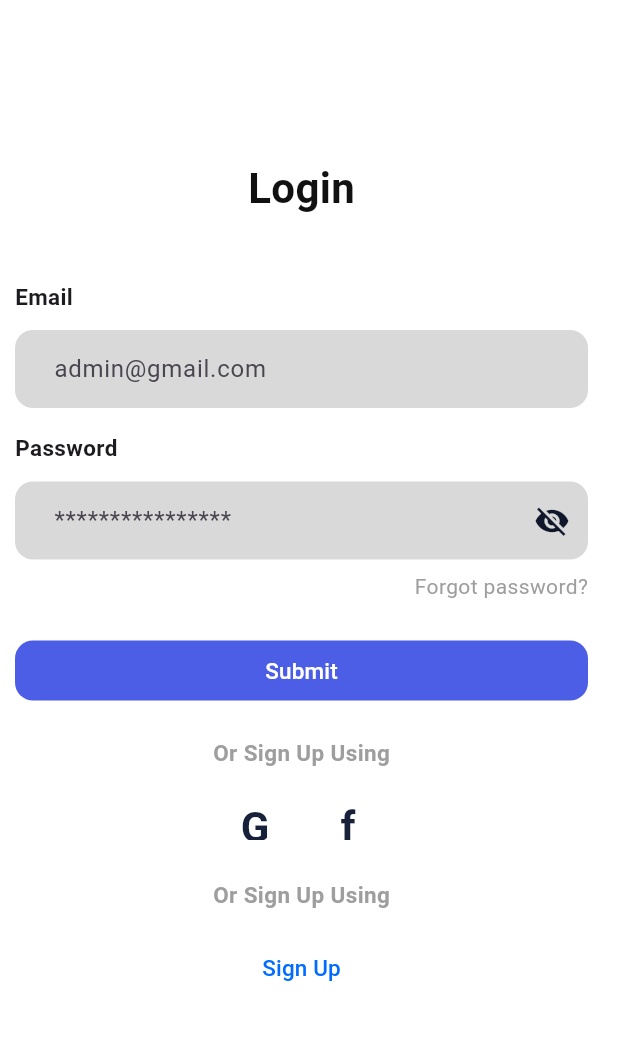
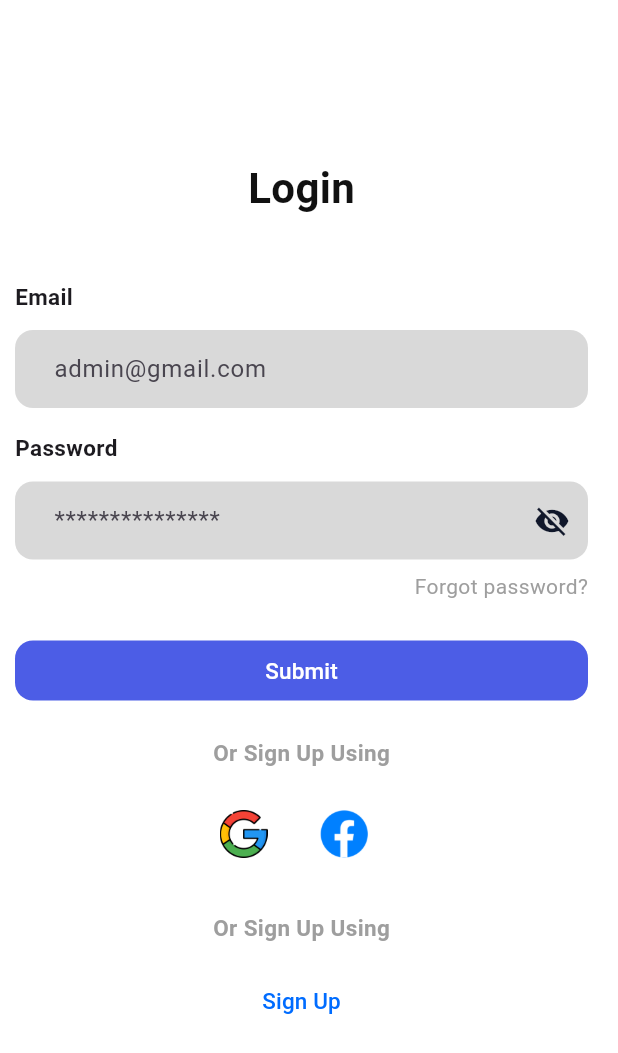
Before and after one commit to LutfiFauzan23/Edu_PathAI, a Flutter app: the screen it shows after launch, on a phone screen of 412 x 824 dp. Shown: the top 1053 px of the screen. Run offline on Flutter 3.47's test engine with Material 3 defaults, Android fonts, the phone set to English and light mode, and no system bars.

Commit message:
ganti logo

```diff
--- a/lib/main.dart
+++ b/lib/main.dart
@@ -91,7 +91,7 @@ class LoginPage extends StatelessWidget {
               TextField(
                 obscureText: true,
                 decoration: InputDecoration(
-                  hintText: "****************",
+                  hintText: "***************",
                   filled: true,
                   fillColor: const Color(0xFFD9D9D9),
                   suffixIcon: const Icon(
@@ -159,12 +159,32 @@ class LoginPage extends StatelessWidget {
 
               const SizedBox(height: 18),
 
-              const Row(
+              Row(
                 mainAxisAlignment: MainAxisAlignment.center,
                 children: [
-                  SocialIcon(text: "G"),
-                  SizedBox(width: 32),
-                  SocialIcon(text: "f"),
+                  InkWell(
+                    onTap: () {
+                      print("Google");
+                    },
+                    child: Image.asset(
+                      "assets/images/google.png",
+                      width: 32,
+                      height: 32,
+                    ),
+                  ),
+
+                  const SizedBox(width: 25),
+
+                  InkWell(
+                    onTap: () {
+                      print("Facebook");
+                    },
+                    child: Image.asset(
+                      "assets/images/facebook.png",
+                      width: 52,
+                      height: 52,
+                    ),
+                  )
                 ],
               ),
 
--- a/pubspec.yaml
+++ b/pubspec.yaml
@@ -58,9 +58,9 @@ flutter:
   uses-material-design: true
 
   # To add assets to your application, add an assets section, like this:
-  # assets:
-  #   - images/a_dot_burr.jpeg
-  #   - images/a_dot_ham.jpeg
+  assets:
+    - assets/images/google.png
+    - assets/images/facebook.png
 
   # An image asset can refer to one or more resolution-specific "variants", see
   # https://flutter.dev/to/resolution-aware-images
```
Also changed, not shown: assets/images/facebook.png (added), assets/images/google.png (added).
